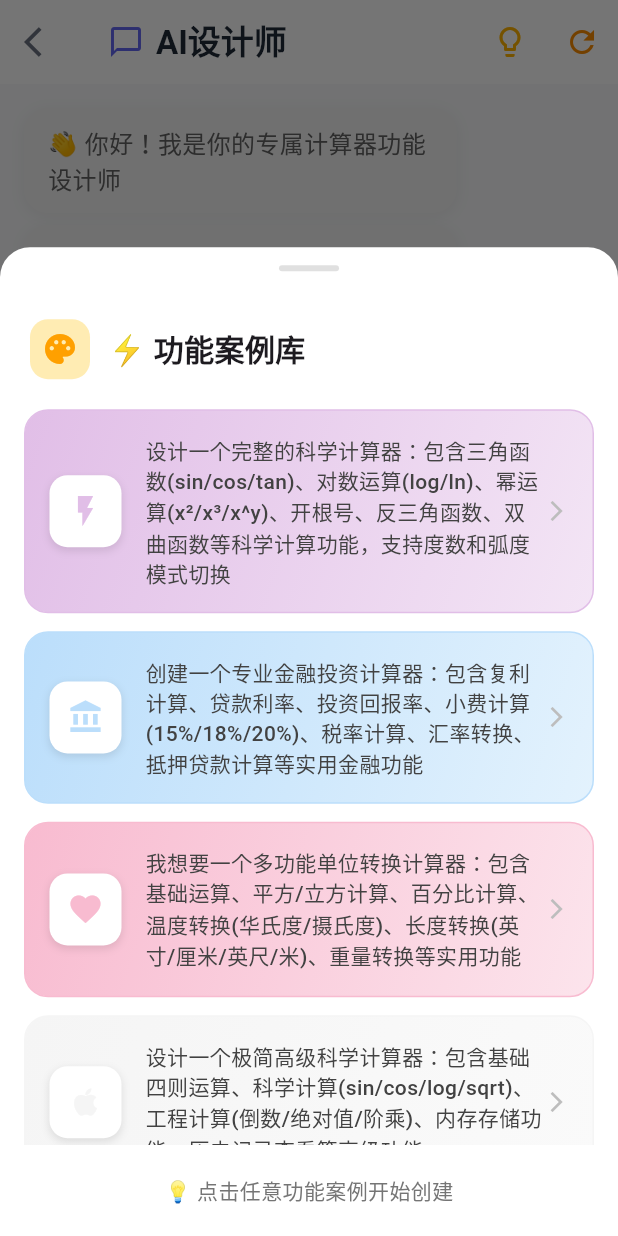
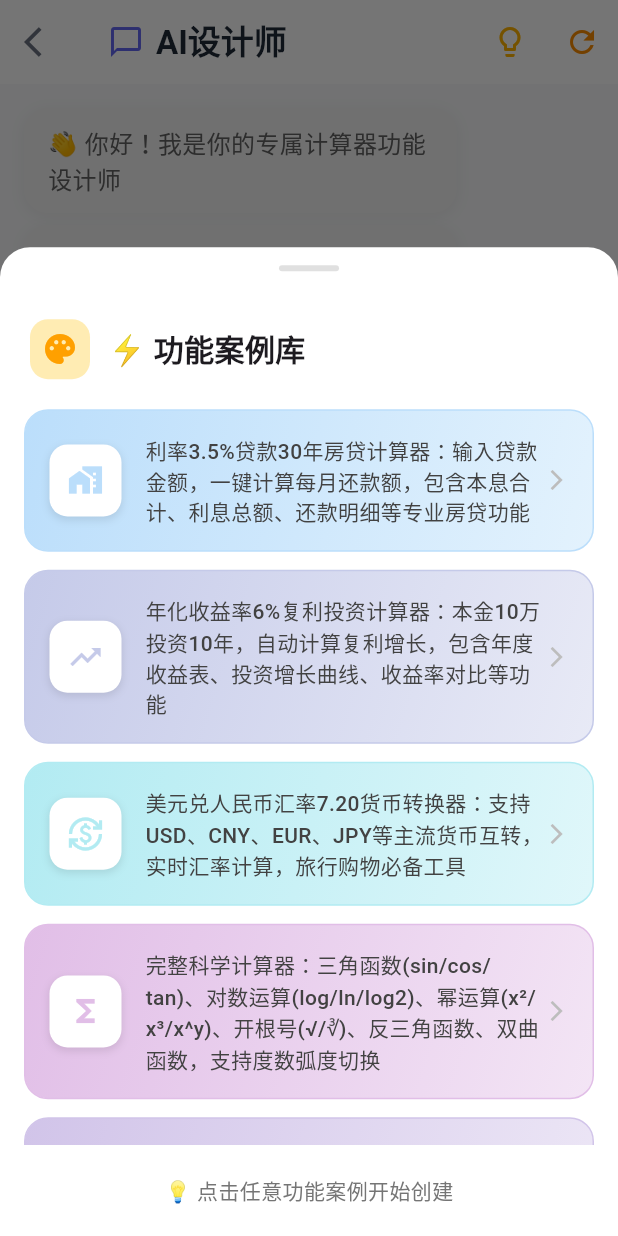
Before and after one commit to visionwise-nick/Queee-Calculator, a Flutter app: the AICustomizeScreen screen opened directly, after a tap on the "lightbulb outline" icon, on a phone screen of 412 x 824 dp. Run offline on Flutter 3.47's test engine with Material 3 defaults, Android fonts, the phone set to English and light mode, and no system bars; our stand-ins replace math_expressions, shared_preferences; accounts and stored records are empty; Roboto replaces fonts that are missing (SF Pro Display).

Commit message:
🎨【版本00086功能案例库重大升级】全面优化AI设计师案例库，提升用户体验和功能展示：
1）🏦 金融计算精准定制：
   - 房贷计算器(3.5%/30年)：专业房贷功能，本息合计计算
   - 复利投资计算器(6%/10年)：10万本金复利增长分析
   - 货币转换器(USD→CNY 7.20)：支持主流货币实时转换

2）🔬 科学计算专业升级：
   - 完整科学计算器：三角函数+对数+幂运算+开根号
   - 工程师专用计算器：科学常数+统计函数+组合排列
   - 程序员进制转换器：二/八/十/十六进制+位运算

3）💼 实用工具智能化：
   - BMI健康计算器：国际/亚洲标准健康评估
   - 多功能单位转换：长度重量温度面积全覆盖
   - 智能折扣税费计算：8折+13%税费购物神器

4）🎯 专业定制计算器：
   - 餐厅小费计算器：15%/18%/20%标准+按人数平摊
   - 燃油效率计算器：油价8.5元/升里程油费分析
   - 学生成绩统计器：平均分总分排名+加权学分

5）🎨 视觉优化提升：
   - 分类色彩体系：金融蓝色+科学紫色+工具绿色+定制暖色
   - 专业图标配置：房贷🏠投资📈货币💱科学🔬工程⚙️等
   - 12个精选案例：涵盖金融科学实用定制四大类别

案例库从抽象说明转为具体实用案例，大幅提升用户上手体验，充分展现计算器强大功能实力，macOS编译成功

```diff
--- a/lib/screens/ai_customize_screen.dart
+++ b/lib/screens/ai_customize_screen.dart
@@ -330,14 +330,25 @@ class _AICustomizeScreenState extends State<AICustomizeScreen>
 
   void _showQuickReplies() {
     final quickReplies = [
-      '设计一个完整的科学计算器：包含三角函数(sin/cos/tan)、对数运算(log/ln)、幂运算(x²/x³/x^y)、开根号、反三角函数、双曲函数等科学计算功能，支持度数和弧度模式切换',
-      '创建一个专业金融投资计算器：包含复利计算、贷款利率、投资回报率、小费计算(15%/18%/20%)、税率计算、汇率转换、抵押贷款计算等实用金融功能',
-      '我想要一个多功能单位转换计算器：包含基础运算、平方/立方计算、百分比计算、温度转换(华氏度/摄氏度)、长度转换(英寸/厘米/英尺/米)、重量转换等实用功能',
-      '设计一个极简高级科学计算器：包含基础四则运算、科学计算(sin/cos/log/sqrt)、工程计算(倒数/绝对值/阶乘)、内存存储功能、历史记录查看等高级功能',
-      '创建一个游戏开发者专用计算器：包含基础运算、游戏相关计算(伤害计算/概率计算/经验值计算)、进制转换(二进制/八进制/十六进制)、随机数生成、坐标计算等功能',
-      '我需要一个完整的工程师专用计算器：包含完整的三角函数、双曲函数、对数函数、指数函数、幂运算、根号运算、倒数、绝对值、阶乘、排列组合等数学函数',
-      '设计一个数学学习专用计算器：包含基础运算、分数计算、小数转分数、方程求解、统计计算(平均数/中位数/标准差)、几何计算(面积/体积)等学习功能',
-      '创建一个数据分析专用计算器：包含基础运算、统计函数、概率计算、线性回归、数据处理、百分位数计算、相关系数计算等数据分析专用功能',
+      // 🏦 金融计算专家级
+      '利率3.5%贷款30年房贷计算器：输入贷款金额，一键计算每月还款额，包含本息合计、利息总额、还款明细等专业房贷功能',
+      '年化收益率6%复利投资计算器：本金10万投资10年，自动计算复利增长，包含年度收益表、投资增长曲线、收益率对比等功能',
+      '美元兑人民币汇率7.20货币转换器：支持USD、CNY、EUR、JPY等主流货币互转，实时汇率计算，旅行购物必备工具',
+
+      // 🔬 科学计算专业级
+      '完整科学计算器：三角函数(sin/cos/tan)、对数运算(log/ln/log2)、幂运算(x²/x³/x^y)、开根号(√/∛)、反三角函数、双曲函数，支持度数弧度切换',
+      '工程师专用计算器：精密计算工具，包含科学常数(π/e)、统计函数(均值/方差/标准差)、组合排列(C/P)、阶乘、倒数等高级数学函数',
+      '程序员进制转换器：支持二进制、八进制、十进制、十六进制互转，位运算(AND/OR/XOR)，编程开发必备工具',
+
+      // 💼 实用工具专家级
+      'BMI健康指数计算器：输入身高体重自动计算BMI指数，提供健康评估建议，支持国际标准和亚洲标准对比分析',
+      '多功能单位转换器：长度(厘米↔英寸↔英尺)、重量(公斤↔磅↔盎司)、温度(摄氏度↔华氏度)、面积体积转换，生活工作全覆盖',
+      '智能折扣税费计算器：打8折+13%税费一键计算，支持优惠券叠加、会员折扣、税率计算，购物省钱神器',
+
+      // 🎯 专业定制计算器
+      '餐厅小费计算器：15%/18%/20%小费标准，按人数平摊账单，支持自定义小费比例，聚餐必备工具',
+      '燃油效率计算器：油价8.5元/升，输入里程自动计算油费，支持百公里油耗、每公里成本分析，开车省钱助手',
+      '学生成绩统计器：输入各科分数自动计算平均分、总分、排名预估，支持加权平均、学分计算，学习成绩管理专家',
     ];
 
     showModalBottomSheet(
@@ -388,26 +399,48 @@ class _AICustomizeScreenState extends State<AICustomizeScreen>
                 itemBuilder: (context, index) {
                   final reply = quickReplies[index];
                   final colors = [
+                    // 🏦 金融计算专家级 - 蓝色系
+                    [Colors.blue.shade100, Colors.blue.shade50],
+                    [Colors.indigo.shade100, Colors.indigo.shade50],
+                    [Colors.cyan.shade100, Colors.cyan.shade50],
+
+                    // 🔬 科学计算专业级 - 紫色系
                     [Colors.purple.shade100, Colors.purple.shade50],
-                    [Colors.blue.shade100, Colors.blue.shade50],
+                    [Colors.deepPurple.shade100, Colors.deepPurple.shade50],
+                    [Colors.teal.shade100, Colors.teal.shade50],
+
+                    // 💼 实用工具专家级 - 绿色系
+                    [Colors.green.shade100, Colors.green.shade50],
+                    [Colors.lightGreen.shade100, Colors.lightGreen.shade50],
+                    [Colors.orange.shade100, Colors.orange.shade50],
+
+                    // 🎯 专业定制计算器 - 暖色系
                     [Colors.pink.shade100, Colors.pink.shade50],
-                    [Colors.grey.shade100, Colors.grey.shade50],
-                    [Colors.green.shade100, Colors.green.shade50],
-                    [Colors.orange.shade100, Colors.orange.shade50],
-                    [Colors.brown.shade100, Colors.brown.shade50],
-                    [Colors.indigo.shade100, Colors.indigo.shade50],
+                    [Colors.amber.shade100, Colors.amber.shade50],
+                    [Colors.red.shade100, Colors.red.shade50],
                   ];
 
                   final colorPair = colors[index % colors.length];
                   final icons = [
-                    Icons.flash_on,
-                    Icons.account_balance,
-                    Icons.favorite,
-                    Icons.apple,
-                    Icons.games,
-                    Icons.engineering,
-                    Icons.nature,
-                    Icons.bedtime,
+                    // 🏦 金融计算专家级
+                    Icons.home_work,           // 房贷计算器
+                    Icons.trending_up,         // 复利投资计算器
+                    Icons.currency_exchange,   // 货币转换器
+
+                    // 🔬 科学计算专业级
+                    Icons.functions,           // 完整科学计算器
+                    Icons.engineering,         // 工程师专用计算器
+                    Icons.developer_mode,      // 程序员进制转换器
+
+                    // 💼 实用工具专家级
+                    Icons.health_and_safety,   // BMI健康指数计算器
+                    Icons.swap_horiz,          // 多功能单位转换器
+                    Icons.local_offer,         // 智能折扣税费计算器
+
+                    // 🎯 专业定制计算器
+                    Icons.restaurant,          // 餐厅小费计算器
+                    Icons.local_gas_station,   // 燃油效率计算器
+                    Icons.school,              // 学生成绩统计器
                   ];
 
                   return Container(
```
